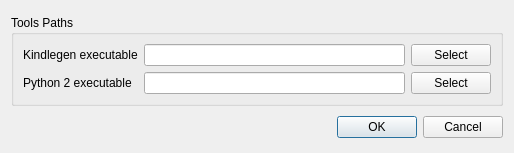
Qt form preferences.ui (viniavila/KMM) before a commit.
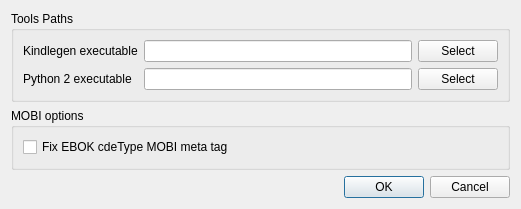
The same form after that commit.

Commit message: * Added option to set EBOK cdeType fix

The edit to the form file:
```diff
--- a/preferences.ui
+++ b/preferences.ui
@@ -9,8 +9,8 @@
    <rect>
     <x>0</x>
     <y>0</y>
-    <width>514</width>
-    <height>153</height>
+    <width>521</width>
+    <height>209</height>
    </rect>
   </property>
   <property name="windowTitle">
@@ -86,6 +86,22 @@
      </layout>
     </widget>
    </item>
+   <item>
+    <widget class="QGroupBox" name="groupBox_2">
+     <property name="title">
+      <string>MOBI options</string>
+     </property>
+     <layout class="QVBoxLayout" name="verticalLayout_2">
+      <item>
+       <widget class="QCheckBox" name="chkEBOK">
+        <property name="text">
+         <string>Fix EBOK cdeType MOBI meta tag</string>
+        </property>
+       </widget>
+      </item>
+     </layout>
+    </widget>
+   </item>
    <item>
     <widget class="QDialogButtonBox" name="buttonBox">
      <property name="orientation">
```
The commit also changes 1 other file.
